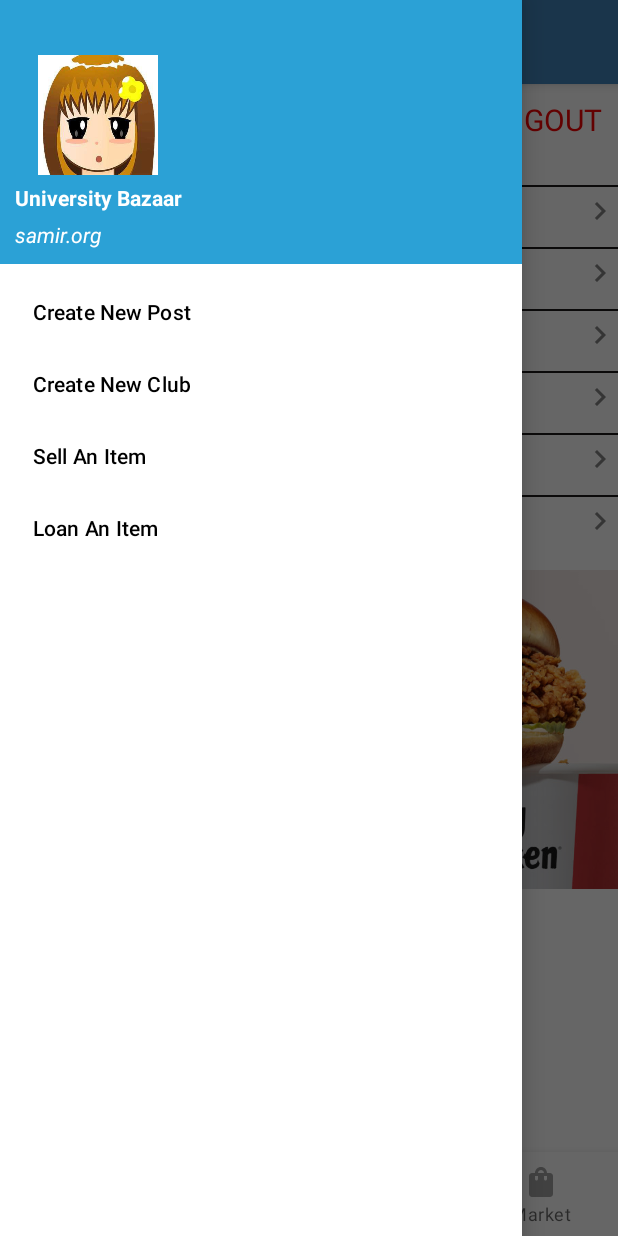
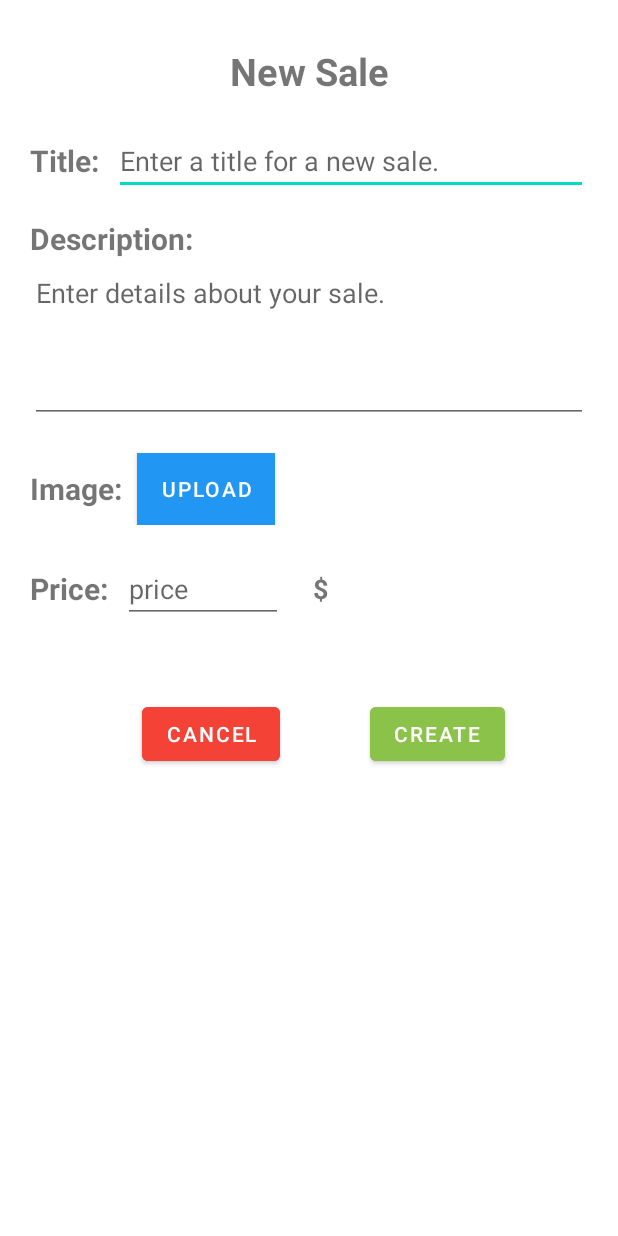
Before and after one commit to xmantra23/UniversityBazaar, an Android app: the HomeActivity screen opened directly, with no data from a screen before it, in the side drawer, after a tap on "Sell An Item", on a phone screen of 412 x 824 dp. Run offline under Robolectric (Android 15) with nearby library versions, the phone set to English and light mode, and no system bars; Roboto replaces fonts that are not available here.

Commit message:
add sell item

```diff
--- a/app/src/main/AndroidManifest.xml
+++ b/app/src/main/AndroidManifest.xml
@@ -11,8 +11,9 @@
         android:roundIcon="@mipmap/ic_launcher_round"
         android:supportsRtl="true"
         android:theme="@style/Theme.UniversityBazaar">
+        <activity android:name=".Activity.Sale.SellItemActivity"></activity>
         <activity android:name=".Activity.Posts.EditPostActivity" />
-        <activity android:name=".Activity.Clubs.CommentOnNoticeActivity"></activity>
+        <activity android:name=".Activity.Clubs.CommentOnNoticeActivity" />
         <activity android:name=".Activity.Clubs.ClubPostActivity" />
         <activity android:name=".Activity.Clubs.NoticeActivity" />
         <activity android:name=".Activity.Clubs.ClubPostsActivity" />
--- a/app/src/main/java/org/samir/universitybazaar/Activity/HomeActivity.java
+++ b/app/src/main/java/org/samir/universitybazaar/Activity/HomeActivity.java
@@ -26,6 +26,7 @@ import com.google.android.material.navigation.NavigationView;
 
 import org.samir.universitybazaar.Activity.Clubs.CreateClubActivity;
 import org.samir.universitybazaar.Activity.Posts.CreatePostActivity;
+import org.samir.universitybazaar.Activity.Sale.SellItemActivity;
 import org.samir.universitybazaar.Adapter.AdvertisementAdapter;
 import org.samir.universitybazaar.Database.ProfileDAO;
 import org.samir.universitybazaar.Database.UserSession;
@@ -128,6 +129,8 @@ public class HomeActivity extends AppCompatActivity {
                         break;
                     case R.id.sellItem:
                         // TODO: 2/18/2021 Redirect to sell item activity
+                        Intent intent3 = new Intent(HomeActivity.this, SellItemActivity.class);
+                        startActivity(intent3);
                         break;
                     case R.id.loanItem:
                         // TODO: 2/18/2021 Redirect to loan item activity
--- /dev/null
+++ b/app/src/main/java/org/samir/universitybazaar/Activity/Sale/SellItemActivity.java
@@ -0,0 +1,156 @@
+package org.samir.universitybazaar.Activity.Sale;
+
+import androidx.annotation.Nullable;
+import androidx.appcompat.app.AppCompatActivity;
+
+import android.content.Intent;
+import android.net.Uri;
+import android.os.Bundle;
+import android.util.Log;
+import android.view.View;
+import android.widget.Button;
+import android.widget.EditText;
+import android.widget.RadioButton;
+import android.widget.RadioGroup;
+import android.widget.Toast;
+
+import org.samir.universitybazaar.Activity.HomeActivity;
+import org.samir.universitybazaar.Activity.Posts.CreatePostActivity;
+import org.samir.universitybazaar.Authentication.LoginActivity;
+import org.samir.universitybazaar.Database.DatabaseHelper;
+import org.samir.universitybazaar.Database.SellDAO;
+import org.samir.universitybazaar.Database.UserSession;
+import org.samir.universitybazaar.Models.Post;
+import org.samir.universitybazaar.Models.Profile;
+import org.samir.universitybazaar.Models.Sell;
+import org.samir.universitybazaar.Models.User;
+import org.samir.universitybazaar.R;
+
+import java.text.DateFormat;
+import java.text.SimpleDateFormat;
+import java.util.Date;
+
+public class SellItemActivity extends AppCompatActivity {
+
+    private static final String TAG = "SELL_I";
+    private EditText edtTxtTitle,edtTxtDescription;
+    private Button btnCancel,btnPost;
+    private UserSession userSession;
+    private DatabaseHelper db;
+    private Button btnImgUpload;
+    private String imagePath;
+    private EditText edtTxtPrice;
+    private SellDAO sellDAO;
+
+    @Override
+    protected void onCreate(Bundle savedInstanceState) {
+        super.onCreate(savedInstanceState);
+        setContentView(R.layout.activity_sell_item);
+
+        userSession = new UserSession(this);
+        db = new DatabaseHelper(this);
+        sellDAO = new SellDAO(this);
+        initViews();
+        handleListeners();
+    }
+
+    private void handleListeners() {
+        //redirect back to HomePage if user clicks on cancel button.
+        btnCancel.setOnClickListener(v->{
+            Intent intent = new Intent(this, HomeActivity.class);
+            startActivity(intent);
+        });
+
+        btnImgUpload.setOnClickListener(v -> {
+            Intent intent = new Intent(Intent.ACTION_PICK);
+            intent.setType("image/*");// 相片类型
+            intent.putExtra("aspectX", 1);
+            intent.putExtra("aspectY", 1);
+            intent.putExtra("outputX", 360);
+            intent.putExtra("outputY", 360);
+            intent.putExtra("scale", true);
+            intent.putExtra("return-data", true);
+            // intent.putExtra("outputFormat",
+            // Bitmap.CompressFormat.JPEG.toString());
+            intent.putExtra("noFaceDetection", true); // no face detection
+            startActivityForResult(intent, 1);
+        });
+
+        btnPost.setOnClickListener(v->{
+            User user = userSession.isUserLoggedIn(); //get current logged in user from the session.
+            if(user != null){ //if user is logged in.
+
+                //get all the details user typed in the user interface and then create and build a post object.
+                Sell sell = new Sell();
+                sell.setTitle(edtTxtTitle.getText().toString());
+                sell.setDescription(edtTxtDescription.getText().toString());
+                sell.setImage(this.imagePath);
+                sell.setPrice(edtTxtPrice.getText().toString());
+
+                Profile profile = db.getProfile(user.getMemberId()); //get the profile of the current logged in user from the database.
+                String creatorName = profile.getFullName();
+
+                //if the user doesn't have a full name then construct a username as: User + last four of the member id.
+                if(creatorName == null){
+                    creatorName = "User " + user.getMemberId().substring(6);
+                }
+
+                sell.setCreatorName(creatorName); //set the name of the user who created this post.
+                sell.setCreatorId(user.getMemberId());//this will be used as the id to search for a given users posts in the database.
+
+                //Getting the current system date and formating it to mm/dd/yyyy format.
+                Date date = new Date();
+                DateFormat df = new SimpleDateFormat("MM/dd/yyyy");
+                String createdDate = df.format(date);
+
+                sell.setCreatedDate(createdDate);//setting the current system date as the post created date.
+
+                //adding the new post in the database.
+                if(sellDAO.addSell(sell)){ //insert successful
+                    //Redirect to HomeActivity
+                    Intent intent = new Intent(SellItemActivity.this,HomeActivity.class);
+                    startActivity(intent);
+                    Toast.makeText(this, "Post successfully created.", Toast.LENGTH_LONG).show();
+                }else{ //insert failed
+                    //Redirect to HomeActivity
+                    Intent intent = new Intent(SellItemActivity.this,HomeActivity.class);
+                    startActivity(intent);
+                    Toast.makeText(this, "Error. Please try again.", Toast.LENGTH_LONG).show();
+                }
+            }else{ //user is not logged in. Redirect to the login page.
+                Toast.makeText(this, "You are not logged in.", Toast.LENGTH_LONG).show();
+                //Redirect to LoginActivity
+                Intent intent = new Intent(SellItemActivity.this, LoginActivity.class);
+                startActivity(intent);
+            }
+        });
+
+    }
+
+    @Override
+    protected void onActivityResult(int requestCode, int resultCode, @Nullable Intent data) {
+        super.onActivityResult(requestCode, resultCode, data);
+        switch (requestCode) {
+            case 1:
+                Uri selectedImage = data.getData();
+//                Log.i(TAG, "onActivityResult: uri"+selectedImage.getPath());
+                String path = selectedImage.getPath();
+                System.out.println(path);
+                String s = path.substring(path.lastIndexOf("/")+1);
+                btnImgUpload.setText(s);
+                this.imagePath = path;
+                break;
+            default:
+                break;
+        }
+    }
+
+    private void initViews() {
+        edtTxtTitle = findViewById(R.id.edtTxtTitle);
+        edtTxtDescription = findViewById(R.id.edtTxtDescription);
+        btnCancel = findViewById(R.id.btnCancel);
+        btnPost = findViewById(R.id.btnPost);
+        btnImgUpload = findViewById(R.id.btnImgUpload);
+        edtTxtPrice = findViewById(R.id.edtTxtPrice);
+    }
+}
--- /dev/null
+++ b/app/src/main/res/layout/activity_sell_item.xml
@@ -0,0 +1,177 @@
+<?xml version="1.0" encoding="utf-8"?>
+<RelativeLayout xmlns:android="http://schemas.android.com/apk/res/android"
+    xmlns:app="http://schemas.android.com/apk/res-auto"
+    xmlns:tools="http://schemas.android.com/tools"
+    android:layout_width="match_parent"
+    android:layout_height="match_parent"
+    tools:context=".Activity.Sale.SellItemActivity">
+
+    <TextView
+        android:id="@+id/txtNewPost"
+        android:layout_width="match_parent"
+        android:layout_height="wrap_content"
+        android:layout_marginTop="30dp"
+        android:text="New Sale"
+        android:textAlignment="center"
+        android:textSize="25sp"
+        android:textStyle="bold" />
+
+    <RelativeLayout
+        android:layout_width="match_parent"
+        android:layout_height="wrap_content"
+        android:id="@+id/titleRelLayout"
+        android:layout_below="@+id/txtNewPost"
+        android:layout_marginStart="20dp"
+        android:layout_marginTop="20dp">
+
+        <TextView
+            android:id="@+id/txtTitle"
+            android:layout_width="wrap_content"
+            android:layout_height="wrap_content"
+            android:text="Title:"
+            android:textStyle="bold"
+            android:layout_centerVertical="true"
+            android:textSize="20sp"/>
+
+        <EditText
+            android:id="@+id/edtTxtTitle"
+            android:layout_width="match_parent"
+            android:layout_height="wrap_content"
+            android:layout_marginStart="10dp"
+            android:layout_marginEnd="20dp"
+            android:layout_toEndOf="@+id/txtTitle"
+            android:ems="5"
+            android:hint="Enter a title for a new sale."
+            android:inputType="textPersonName" />
+    </RelativeLayout>
+
+    <RelativeLayout
+        android:layout_width="match_parent"
+        android:layout_height="wrap_content"
+        android:id="@+id/descRelLayout"
+        android:layout_below="@+id/titleRelLayout"
+        android:layout_marginStart="20dp"
+        android:layout_marginTop="15dp">
+
+        <TextView
+            android:id="@+id/txtShortDesc"
+            android:layout_width="wrap_content"
+            android:layout_height="wrap_content"
+            android:text="Description:"
+            android:textSize="20sp"
+            android:textStyle="bold"
+            />
+
+        <EditText
+            android:id="@+id/edtTxtDescription"
+            android:layout_width="match_parent"
+            android:layout_height="wrap_content"
+            android:layout_below="@+id/txtShortDesc"
+            android:layout_marginEnd="20dp"
+            android:gravity="start"
+            android:hint="Enter details about your sale."
+            android:inputType="textMultiLine"
+            android:maxLines="50"
+            android:minLines="4" />
+
+    </RelativeLayout>
+
+    <RelativeLayout
+        android:layout_width="match_parent"
+        android:layout_height="wrap_content"
+        android:id="@+id/imgRelLayout"
+        android:layout_below="@+id/descRelLayout"
+        android:layout_marginStart="20dp"
+        android:layout_marginTop="20dp">
+
+        <TextView
+            android:id="@+id/imageText"
+            android:layout_width="wrap_content"
+            android:layout_height="wrap_content"
+            android:layout_centerVertical="true"
+            android:text="Image:"
+            android:textSize="20sp"
+            android:textStyle="bold" />
+
+        <Button
+            android:id="@+id/btnImgUpload"
+            android:layout_width="wrap_content"
+            android:layout_height="wrap_content"
+            android:layout_marginStart="10dp"
+            android:layout_toEndOf="@+id/imageText"
+            android:background="#FFFFFF"
+            android:text="UPLOAD"
+            app:backgroundTint="#2196F3" />
+    </RelativeLayout>
+
+    <RelativeLayout
+        android:layout_width="match_parent"
+        android:layout_height="wrap_content"
+        android:id="@+id/priceRelLayout"
+        android:layout_below="@+id/imgRelLayout"
+        android:layout_marginStart="20dp"
+        android:layout_marginTop="20dp">
+
+        <TextView
+            android:id="@+id/priceText"
+            android:layout_width="wrap_content"
+            android:layout_height="wrap_content"
+            android:text="Price:"
+            android:textStyle="bold"
+            android:layout_centerVertical="true"
+            android:textSize="20sp"/>
+
+        <EditText
+            android:id="@+id/edtTxtPrice"
+            android:layout_width="wrap_content"
+            android:layout_height="wrap_content"
+            android:layout_marginStart="10dp"
+            android:layout_marginEnd="20dp"
+            android:layout_toEndOf="@+id/priceText"
+            android:ems="5"
+            android:hint="price"
+            android:inputType="textPersonName" />
+        <TextView
+            android:id="@+id/priceUnit"
+            android:layout_width="wrap_content"
+            android:layout_height="wrap_content"
+            android:layout_marginStart="0dp"
+            android:text="$"
+            android:textStyle="bold"
+            android:layout_centerVertical="true"
+            android:textSize="18sp"
+            android:layout_toEndOf="@+id/edtTxtPrice"
+            />
+    </RelativeLayout>
+
+
+    <RelativeLayout
+        android:id="@+id/btnRelLayout"
+        android:layout_width="match_parent"
+        android:layout_height="wrap_content"
+        android:layout_below="@+id/priceRelLayout"
+        android:layout_marginStart="20dp"
+        android:layout_marginTop="50dp"
+        android:gravity="center">
+
+        <Button
+            android:id="@+id/btnCancel"
+            android:layout_width="wrap_content"
+            android:layout_height="wrap_content"
+            android:backgroundTint="#F44336"
+            android:text="Cancel" />
+
+        <Button
+            android:id="@+id/btnPost"
+            android:layout_width="wrap_content"
+            android:layout_height="wrap_content"
+            android:layout_marginStart="60dp"
+            android:layout_toEndOf="@+id/btnCancel"
+            android:backgroundTint="#8BC34A"
+            android:text="Create" />
+
+
+    </RelativeLayout>
+
+
+</RelativeLayout>
```
Also changed, not shown: app/src/main/java/org/samir/universitybazaar/Database/DatabaseHelper.java (+27 -0 lines), app/src/main/java/org/samir/universitybazaar/Database/LoanDAO.java (added, +54 -0 lines), app/src/main/java/org/samir/universitybazaar/Database/SellDAO.java (added, +53 -0 lines), app/src/main/java/org/samir/universitybazaar/Models/Loan.java (added, +78 -0 lines), app/src/main/java/org/samir/universitybazaar/Models/Sell.java (added, +76 -0 lines).
